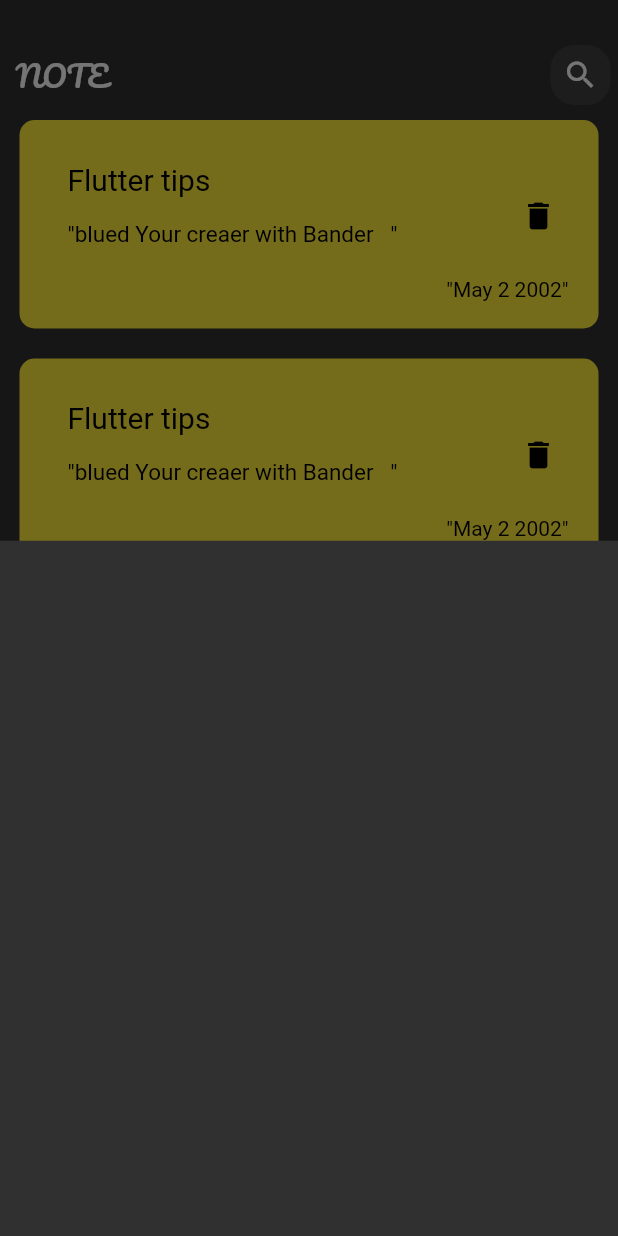
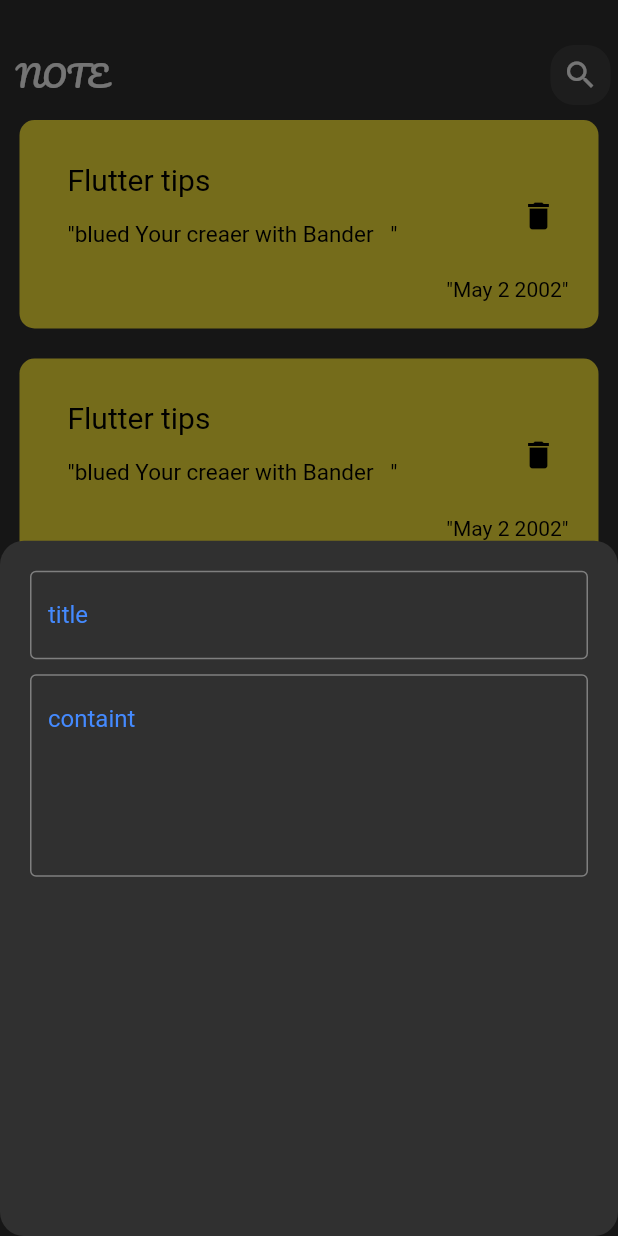
Before and after one commit to hungrybear6856/NotesApp, a Flutter app: the screen it shows after launch, after a tap on the "add" icon, on a phone screen of 412 x 824 dp. Run offline on Flutter 3.47's test engine with Material 2 defaults, Android fonts, the phone set to English and light mode, and no system bars.

Commit message:
add field to bottom sheet

```diff
--- a/lib/views/notes_view.dart
+++ b/lib/views/notes_view.dart
@@ -11,6 +11,8 @@ class NotesView extends StatelessWidget {
       floatingActionButton: FloatingActionButton(
         onPressed: () {
           showModalBottomSheet(
+            shape:
+                RoundedRectangleBorder(borderRadius: BorderRadius.circular(16)),
             context: context,
             builder: (context) {
               return AddNoteBottomSheet();
--- a/lib/widget/Add_Note_Bottom_Sheet.dart
+++ b/lib/widget/Add_Note_Bottom_Sheet.dart
@@ -1,8 +1,29 @@
 import 'package:flutter/cupertino.dart';
+import 'package:flutter/material.dart';
+import 'package:mynote/widget/Custom_Text_Field.dart';
 
 class AddNoteBottomSheet extends StatelessWidget {
   @override
   Widget build(BuildContext context) {
-    return Container();
+    return Container(
+      child: Padding(
+        padding: const EdgeInsets.symmetric(horizontal: 20, vertical: 20),
+        child: Column(
+          children: [
+            CustomTextField(
+              maxline: 1,
+              hint: 'title',
+            ),
+            SizedBox(
+              height: 10,
+            ),
+            CustomTextField(
+              maxline: 5,
+              hint: "containt",
+            ),
+          ],
+        ),
+      ),
+    );
   }
 }
--- /dev/null
+++ b/lib/widget/Custom_Text_Field.dart
@@ -0,0 +1,19 @@
+import 'package:flutter/material.dart';
+
+class CustomTextField extends StatelessWidget {
+  @override
+  CustomTextField({required this.maxline, required this.hint});
+
+  var maxline;
+  String hint;
+
+  Widget build(BuildContext context) {
+    return TextField(
+      maxLines: maxline,
+      decoration: InputDecoration(
+          border: OutlineInputBorder(),
+          hintText: hint,
+          hintStyle: TextStyle(color: Colors.blueAccent)),
+    );
+  }
+}
--- a/lib/widget/notes_view_body.dart
+++ b/lib/widget/notes_view_body.dart
@@ -8,7 +8,6 @@ class NotesViewBody extends StatelessWidget {
   const NotesViewBody();
   @override
   Widget build(BuildContext context) {
-    // TODO: implement build
     return Padding(
       padding: const EdgeInsets.symmetric(vertical: 15, horizontal: 5),
       child: Column(
```
